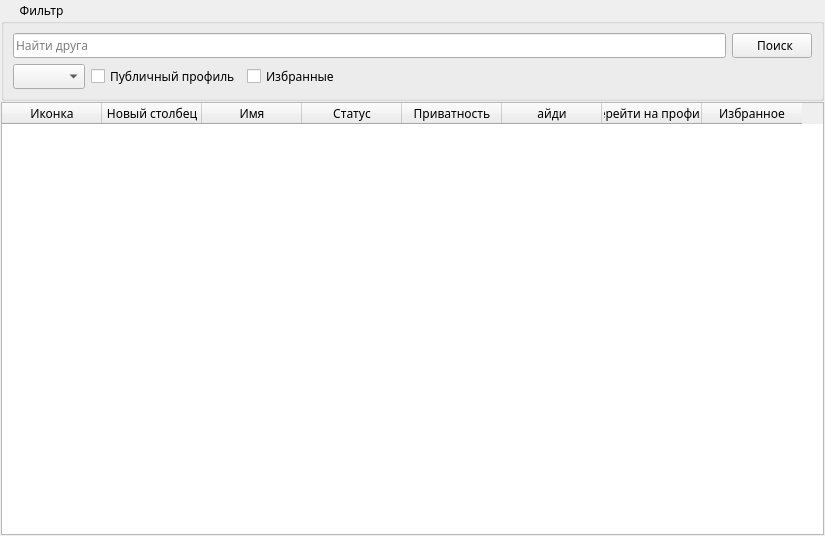
Arankir/AraSteamManager, file AraSteamManager/subform/formfriends.ui: the form before one commit.
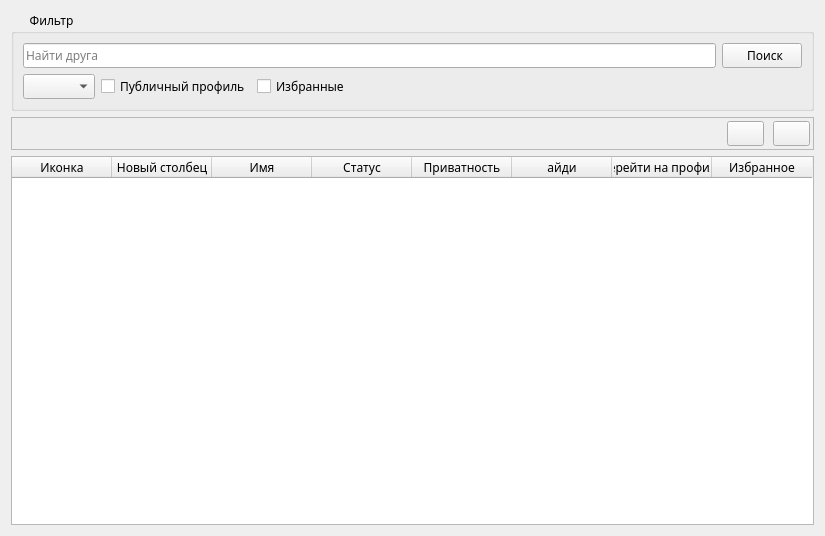
The form after the commit.

```diff
--- a/AraSteamManager/subform/formfriends.ui
+++ b/AraSteamManager/subform/formfriends.ui
@@ -18,22 +18,7 @@
   <property name="windowTitle">
    <string>SteamAchievementsStatistic</string>
   </property>
-  <layout class="QVBoxLayout" name="verticalLayout_2">
-   <property name="spacing">
-    <number>1</number>
-   </property>
-   <property name="leftMargin">
-    <number>1</number>
-   </property>
-   <property name="topMargin">
-    <number>1</number>
-   </property>
-   <property name="rightMargin">
-    <number>1</number>
-   </property>
-   <property name="bottomMargin">
-    <number>1</number>
-   </property>
+  <layout class="QVBoxLayout" name="verticalLayout">
    <item>
     <widget class="QGroupBox" name="GroupBoxFilter">
      <property name="title">
@@ -99,6 +84,94 @@
      </layout>
     </widget>
    </item>
+   <item>
+    <widget class="QFrame" name="frame">
+     <property name="frameShape">
+      <enum>QFrame::StyledPanel</enum>
+     </property>
+     <property name="frameShadow">
+      <enum>QFrame::Raised</enum>
+     </property>
+     <layout class="QHBoxLayout" name="horizontalLayout">
+      <property name="spacing">
+       <number>9</number>
+      </property>
+      <property name="leftMargin">
+       <number>3</number>
+      </property>
+      <property name="topMargin">
+       <number>3</number>
+      </property>
+      <property name="rightMargin">
+       <number>3</number>
+      </property>
+      <property name="bottomMargin">
+       <number>3</number>
+      </property>
+      <item>
+       <widget class="QLabel" name="LabelFriendIcon">
+        <property name="text">
+         <string/>
+        </property>
+       </widget>
+      </item>
+      <item>
+       <widget class="QLabel" name="LabelFriendName">
+        <property name="text">
+         <string/>
+        </property>
+       </widget>
+      </item>
+      <item>
+       <widget class="QLabel" name="LabelFriendStatus">
+        <property name="text">
+         <string/>
+        </property>
+       </widget>
+      </item>
+      <item>
+       <widget class="QLabel" name="LabelFriendPublic">
+        <property name="text">
+         <string/>
+        </property>
+       </widget>
+      </item>
+      <item>
+       <spacer name="horizontalSpacer">
+        <property name="orientation">
+         <enum>Qt::Horizontal</enum>
+        </property>
+        <property name="sizeHint" stdset="0">
+         <size>
+          <width>40</width>
+          <height>20</height>
+         </size>
+        </property>
+       </spacer>
+      </item>
+      <item>
+       <widget class="QPushButton" name="ButtonFriendGoTo">
+        <property name="toolTip">
+         <string>Перейти на профиль</string>
+        </property>
+        <property name="text">
+         <string/>
+        </property>
+       </widget>
+      </item>
+      <item>
+       <widget class="QPushButton" name="ButtonFriendFavorite">
+        <property name="toolTip">
+         <string>Добавить в избранное</string>
+        </property>
+        <property name="text">
+         <string/>
+        </property>
+       </widget>
+      </item>
+     </layout>
+    </widget>
+   </item>
    <item>
     <widget class="QTableWidget" name="TableWidgetFriends">
      <property name="sortingEnabled">
```
